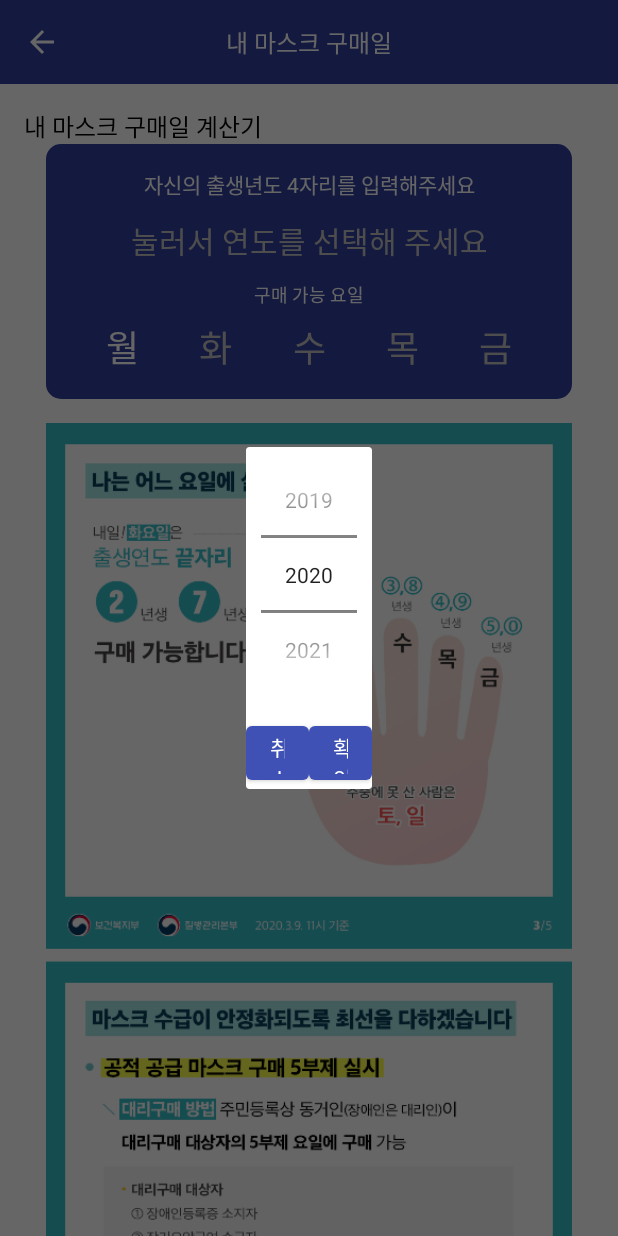
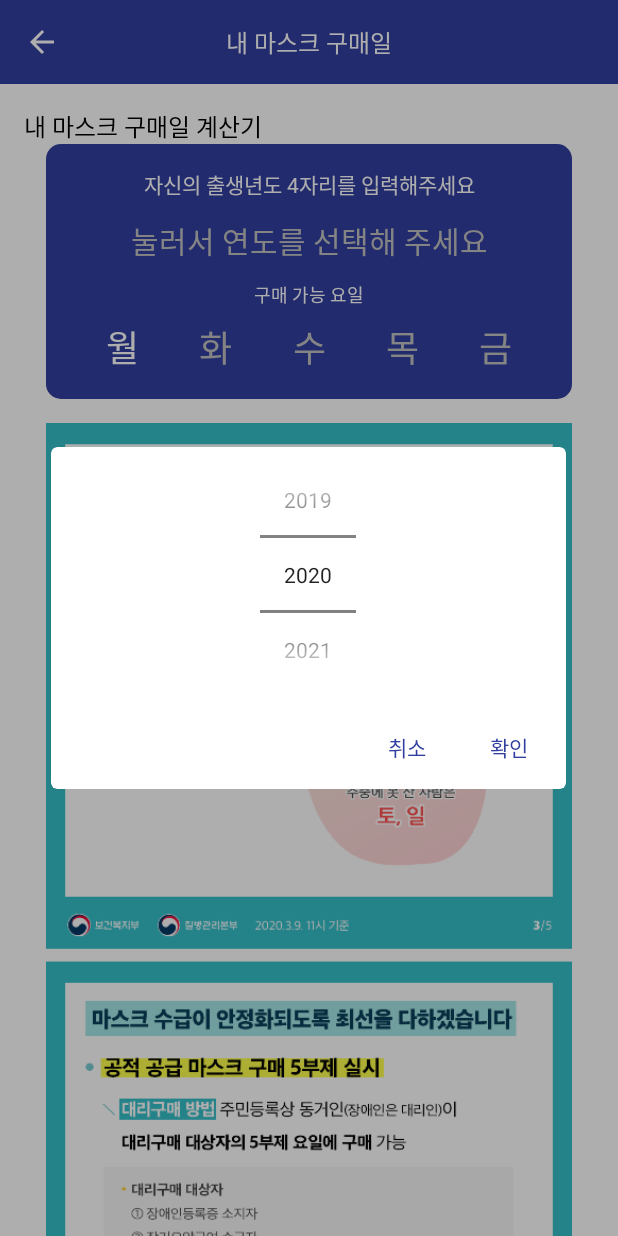
Before and after one commit to Team-DDG/Corona-Solution-Android, an Android app: the MaskActivity screen opened directly, with no data from a screen before it, after a tap on "눌러서 연도를 선택해 주세요", on a phone screen of 412 x 824 dp. Run offline under Robolectric (Android 15) with nearby library versions, the phone set to English and light mode, and no system bars; our stand-ins replace data binding.

Commit message:
[Modify] resize year picker dialog

```diff
--- a/app/src/main/java/com/golddog/mask_location/ui/MaskYearPickDialog.kt
+++ b/app/src/main/java/com/golddog/mask_location/ui/MaskYearPickDialog.kt
@@ -1,12 +1,17 @@
 package com.golddog.mask_location.ui
 
 import android.app.DatePickerDialog.OnDateSetListener
+import android.app.Dialog
 import android.os.Bundle
 import android.view.LayoutInflater
 import android.view.View
 import android.view.ViewGroup
+import android.widget.Button
+import android.widget.NumberPicker
+import android.widget.TextView
 import androidx.fragment.app.DialogFragment
 import com.golddog.mask_location.R
+import com.google.android.material.dialog.MaterialAlertDialogBuilder
 import kotlinx.android.synthetic.main.year_picker.*
 import java.util.*
 
@@ -23,23 +28,25 @@ class MaskYearPickDialog : DialogFragment() {
         super.onCreate(savedInstanceState)
     }
 
-    override fun onCreateView(
-        inflater: LayoutInflater,
-        container: ViewGroup?,
-        savedInstanceState: Bundle?
-    ): View? {
-        return inflater.inflate(R.layout.year_picker, null)
-    }
+    override fun onCreateDialog(savedInstanceState: Bundle?): Dialog {
+        val builder = MaterialAlertDialogBuilder(activity)
+        val inflater = activity!!.layoutInflater
+        val dialog = inflater.inflate(R.layout.year_picker, null)
 
-    override fun onViewCreated(view: View, savedInstanceState: Bundle?) {
-        super.onViewCreated(view, savedInstanceState)
-        btn_cancel.setOnClickListener { this@MaskYearPickDialog.dialog?.cancel() }
-        btn_confirm.setOnClickListener {
-            listener?.onDateSet(null, picker_year.value, 0, 0)
+        val btnCancel = dialog.findViewById<TextView>(R.id.btn_cancel)
+        val btnConfirm = dialog.findViewById<TextView>(R.id.btn_confirm)
+
+        val yearPicker = dialog.findViewById<NumberPicker>(R.id.picker_year)
+
+        btnCancel.setOnClickListener { this@MaskYearPickDialog.dialog?.cancel() }
+        btnConfirm.setOnClickListener {
+            listener?.onDateSet(null, yearPicker.value, 0, 0)
             this@MaskYearPickDialog.dialog?.cancel()
         }
-        picker_year.maxValue = 2099
-        picker_year.minValue = 1900
-        picker_year.value = Calendar.getInstance().get(Calendar.YEAR)
+        yearPicker.maxValue = 2099
+        yearPicker.minValue = 1900
+        yearPicker.value = Calendar.getInstance().get(Calendar.YEAR)
+        builder.setView(dialog)
+        return builder.create()
     }
 }
--- a/app/src/main/java/com/golddog/mask_location/ui/activity/MaskActivity.kt
+++ b/app/src/main/java/com/golddog/mask_location/ui/activity/MaskActivity.kt
@@ -34,7 +34,7 @@ class MaskActivity : AppCompatActivity() {
         val maskDialogListener = DatePickerDialog.OnDateSetListener { _, p1, _, _ ->
             year = p1
             viewModel.year.value = year
-//            Toast.makeText(applicationContext, year.toString(), Toast.LENGTH_LONG).show()
+            tv_year_mask.text = year.toString()
         }
 
         tv_year_mask.setOnClickListener {
--- a/app/src/main/res/layout/year_picker.xml
+++ b/app/src/main/res/layout/year_picker.xml
@@ -1,9 +1,10 @@
 <?xml version="1.0" encoding="utf-8"?>
 <LinearLayout xmlns:android="http://schemas.android.com/apk/res/android"
-    android:layout_width="match_parent"
+    android:layout_width="280dp"
     android:layout_height="wrap_content"
     android:layout_marginTop="20dp"
-    android:orientation="vertical">
+    android:orientation="vertical"
+    android:theme="@style/NoneMaterial">
 
     <LinearLayout
         android:layout_width="wrap_content"
@@ -21,27 +22,34 @@
 
 
     <LinearLayout
-        android:layout_width="match_parent"
+        android:layout_width="wrap_content"
         android:layout_height="wrap_content"
-        android:layout_gravity="bottom"
+        android:layout_gravity="bottom|end"
         android:layout_marginTop="10dp"
+        android:layout_marginEnd="8dp"
+        android:layout_marginBottom="8dp"
         android:orientation="horizontal">
 
-        <Button
+        <TextView
             android:id="@+id/btn_cancel"
-            android:layout_width="0dp"
-            android:layout_height="wrap_content"
+            android:layout_width="60dp"
+            android:layout_height="40dp"
             android:layout_weight="1"
+            android:layout_marginEnd="8dp"
+            android:gravity="center"
             android:text="@string/cancel"
-            android:textAllCaps="false" />
+            android:textColor="@color/colorPrimaryDark"
+            android:background="@null"/>
 
-        <Button
+        <TextView
             android:id="@+id/btn_confirm"
-            android:layout_width="0dp"
-            android:layout_height="wrap_content"
+            android:layout_width="60dp"
+            android:layout_height="40dp"
             android:layout_weight="1"
+            android:gravity="center"
             android:text="@string/confirm"
-            android:textAllCaps="false" />
+            android:textColor="@color/colorPrimaryDark"
+            android:background="@null"/>
 
     </LinearLayout>
 </LinearLayout>
--- a/app/src/main/res/values/strings.xml
+++ b/app/src/main/res/values/strings.xml
@@ -81,4 +81,5 @@
     <string name="cancel">취소</string>
     <string name="confirm">확인</string>
     <string name="touch_to_select_year">눌러서 연도를 선택해 주세요</string>
+    <string name="pick_year">연도를 선택해 주세요</string>
 </resources>
--- a/app/src/main/res/values/styles.xml
+++ b/app/src/main/res/values/styles.xml
@@ -12,4 +12,8 @@
         <item name="android:windowBackground">@drawable/splash_background</item>
     </style>
 
+    <style name="NoneMaterial" parent="Theme.AppCompat.Light.NoActionBar">
+        <item name="android:elevation">0dp</item>
+    </style>
+
 </resources>
```
